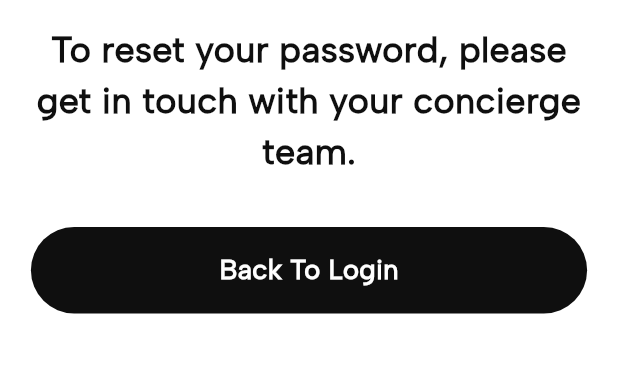
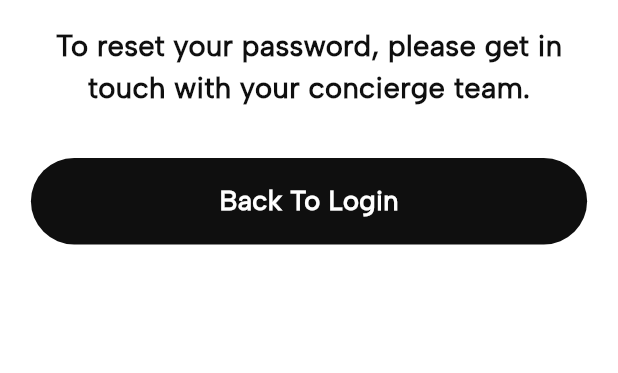
Before and after one commit to AnshBhalala28/Hubbble-Tech-App, a Flutter app: the ForgotPasswordScreen screen opened directly, on a phone screen of 412 x 824 dp, the part 507-880 px from its top. Run offline on Flutter 3.47's test engine with Material 3 defaults, Android fonts, the phone set to English and light mode, and no system bars; our stand-ins replace awesome_notifications, cached_network_image, carousel_slider, connectivity_plus, device_info_plus, dio and 25 more; missing offline and left inert: custom_info_window, inview_notifier_list, syncfusion_flutter_pdfviewer, torn_ticket, webview_flutter_android; accounts and stored records are empty; project files that could hold a hidden picture were left out.

Commit message:
07-10-2025

```diff
--- a/lib/Screen/Authcation/View/forgotpassword.dart
+++ b/lib/Screen/Authcation/View/forgotpassword.dart
@@ -75,7 +75,7 @@ class _ForgotPasswordScreenState extends State<ForgotPasswordScreen> {
                     fontFamily: AppConstants.manrope,
                     color: AppColors.maincolor,
                     fontWeight: FontWeight.bold,
-                    fontSize: 20.sp,
+                    fontSize: 18.sp,
                   ),
                 ),
               ),
```
Also changed, not shown: pubspec.lock, 20 other files.
